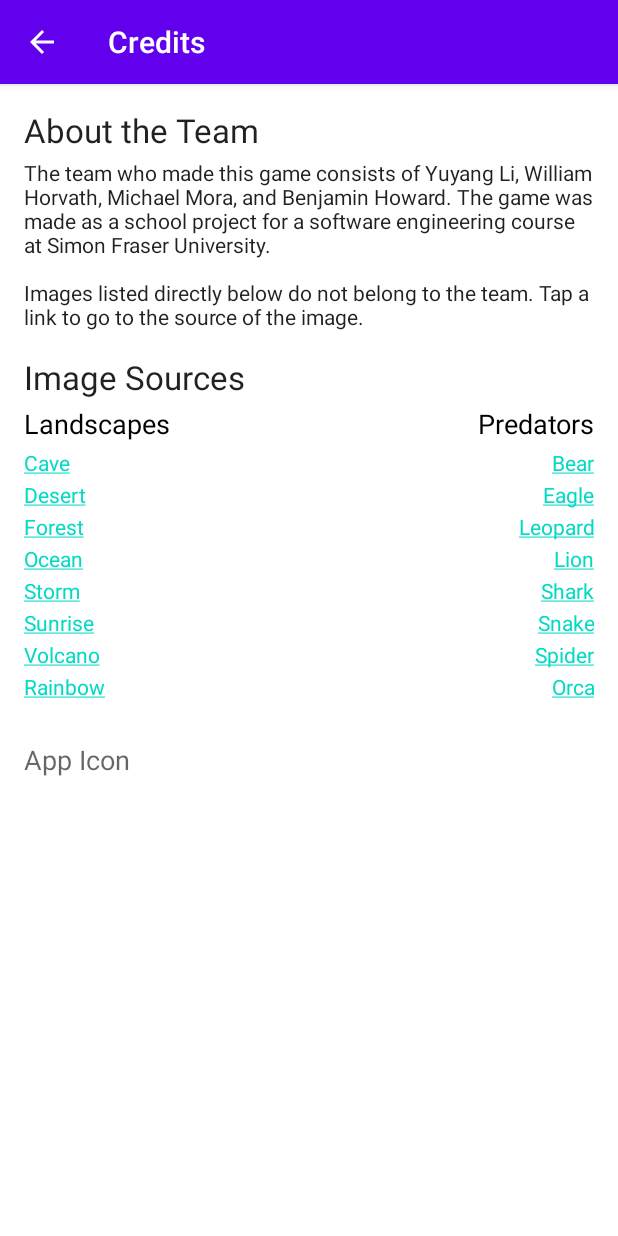
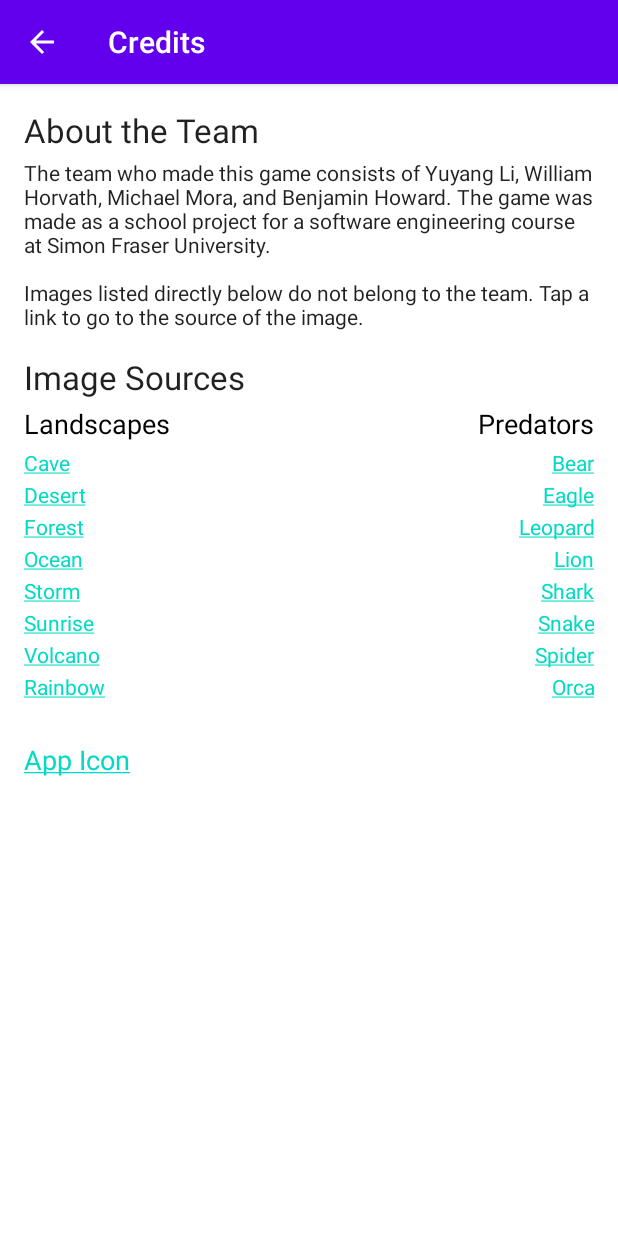
Before and after one commit to bhoward27/276-prj, an Android app: the CreditsActivity screen opened directly, with no data from a screen before it, on a phone screen of 412 x 824 dp. Run offline under Robolectric (Android 15) with nearby library versions, the phone set to English and light mode, and no system bars.

Commit message:
Added working link for App Icon reference

```diff
--- a/app/src/main/res/layout/activity_credits.xml
+++ b/app/src/main/res/layout/activity_credits.xml
@@ -279,7 +279,7 @@
         android:layout_height="wrap_content"
         android:layout_marginStart="16dp"
         android:layout_marginTop="228dp"
-        android:text="@string/txt_credits_app_icon"
+        android:text="@string/txt_app_icon_source"
         android:textAppearance="@style/TextAppearance.AppCompat.Medium"
         app:layout_constraintStart_toStartOf="parent"
         app:layout_constraintTop_toBottomOf="@+id/textViewHeadingImageSources" />
--- a/app/src/main/res/values/strings.xml
+++ b/app/src/main/res/values/strings.xml
@@ -68,7 +68,7 @@
     <string name="txt_predator_snake_source"><a href="https://www.ogdoo.gr/media/k2/items/cache/35c71a0669ce4fc7ae0b49e6dea2c8ac_L.jpg">Snake</a></string>
     <string name="txt_predator_spider_source"><a href="https://2.bp.blogspot.com/-ITIGEfh8Kp8/WcSnZLIpHhI/AAAAAAAAl9I/v7Or93zpixwQ_vziY4ZNp4SW93SCrn1_QCLcBGAs/s1600/pensthorpe21-09-003.jpg">Spider</a></string>
     <string name="txt_predator_orca_source"><a href="https://i.pinimg.com/originals/96/67/40/966740a739e3638b21b2fad92198c4e4.jpg">Orca</a></string>
-    <string name="app_icon_source"><a href="https://www.easyicon.net/language.en/1161600-Magnifying_Glass_icon.html">AppIcon</a></string>
+    <string name="txt_app_icon_source"><a href="https://www.easyicon.net/language.en/1161600-Magnifying_Glass_icon.html">App Icon</a></string>
     <!--    END of links to image sources.  -->
 
     <string name="txt_heading_about_the_team">About the Team</string>
```
